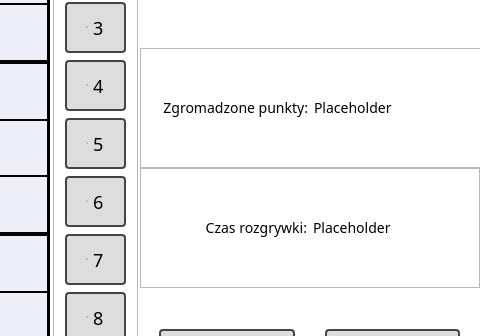
This is MainWindow.ui in zielony414/SudokuQT as Qt 5 draws it before an edit; both pictures show x 480 to 960 and y 122 to 458 of the 960 by 540 pixel window. The edited form follows.
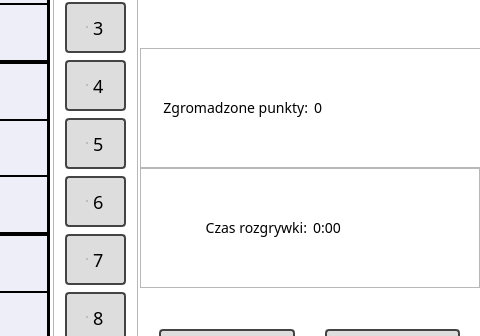
This is the edited form. Icons and pictures are not drawn.

What changed in the file:
```diff
--- a/MainWindow.ui
+++ b/MainWindow.ui
@@ -4691,7 +4691,7 @@
 </string>
         </property>
         <property name="text">
-         <string>Placeholder</string>
+         <string>0</string>
         </property>
        </widget>
       </item>
@@ -4749,7 +4749,7 @@
 </string>
         </property>
         <property name="text">
-         <string>Placeholder</string>
+         <string>0:00</string>
         </property>
        </widget>
       </item>
```
